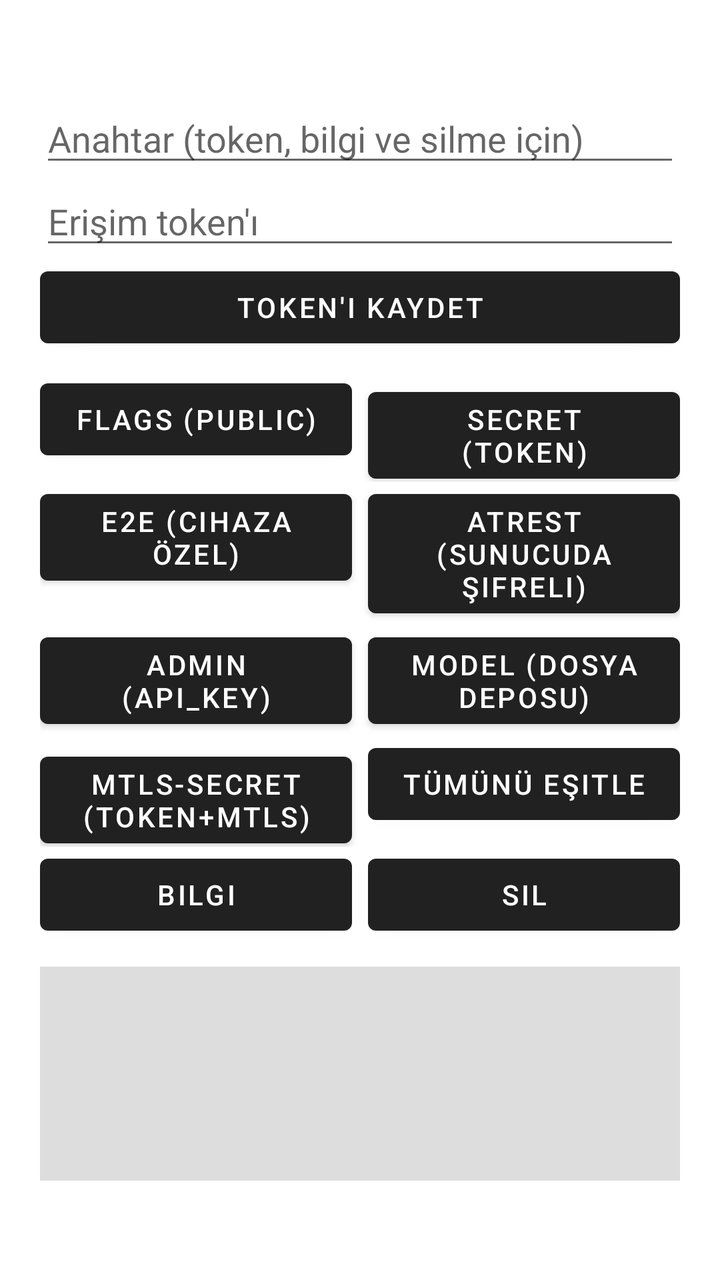
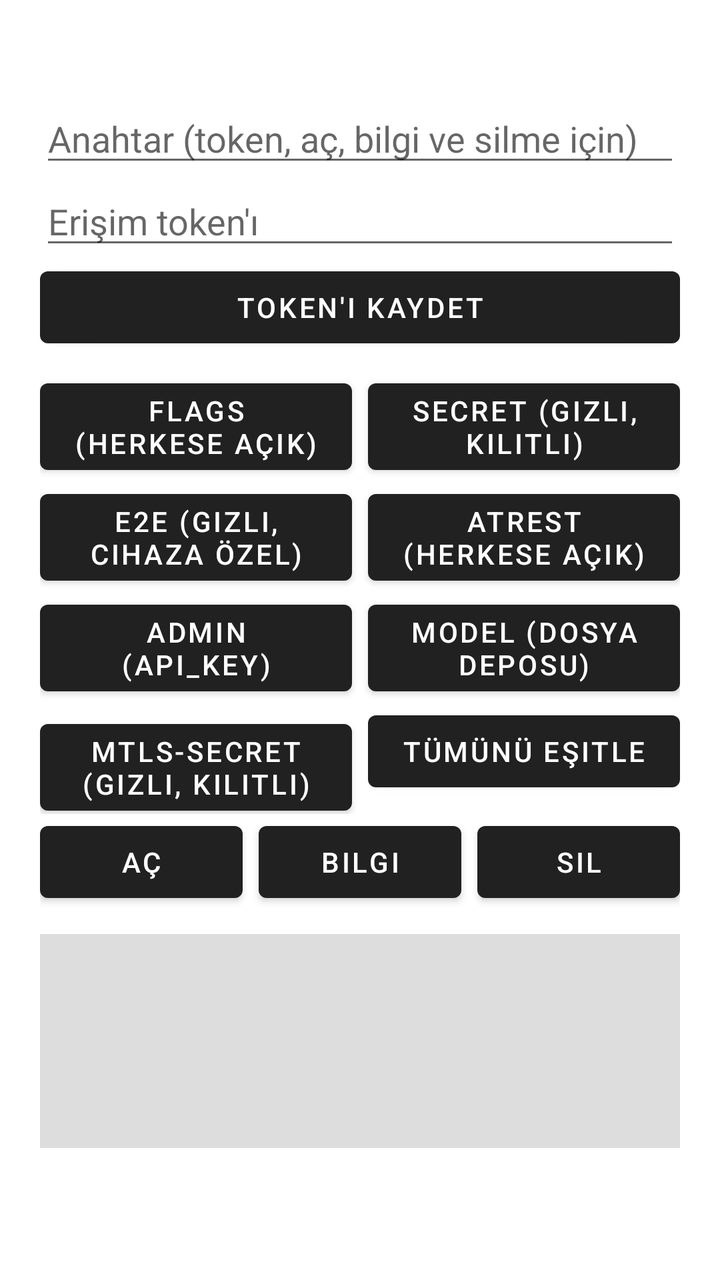

Compare the two renders of this Android layout. The source of the first and the diff that turns it into the second are given below.
<!-- AndroidManifest.xml: application theme Theme.SampleClient -->
<!-- res/layout/activity_vault.xml -->
<?xml version="1.0" encoding="utf-8"?>
<ScrollView xmlns:android="http://schemas.android.com/apk/res/android"
    android:layout_width="match_parent"
    android:layout_height="match_parent">

    <LinearLayout
        android:layout_width="match_parent"
        android:layout_height="wrap_content"
        android:orientation="vertical"
        android:padding="20dp">

        <TextView
            android:id="@+id/deviceIdView"
            android:layout_width="match_parent"
            android:layout_height="wrap_content"
            android:textSize="14sp"
            android:fontFamily="monospace"
            android:textIsSelectable="true"
            android:layout_marginBottom="8dp" />

        <EditText
            android:id="@+id/keyInput"
            android:layout_width="match_parent"
            android:layout_height="wrap_content"
            android:hint="@string/vault_key_hint"
            android:importantForAutofill="no"
            android:inputType="textNoSuggestions"
            android:imeOptions="actionDone"
            android:singleLine="true" />

        <EditText
            android:id="@+id/tokenInput"
            android:layout_width="match_parent"
            android:layout_height="wrap_content"
            android:hint="@string/vault_token_hint"
            android:importantForAutofill="no"
            android:inputType="textNoSuggestions|textPassword"
            android:imeOptions="actionDone"
            android:singleLine="true" />

        <Button
            android:id="@+id/saveTokenButton"
            android:layout_width="match_parent"
            android:layout_height="wrap_content"
            android:text="@string/vault_save_token"
            android:layout_marginBottom="8dp" />

        <LinearLayout
            android:layout_width="match_parent"
            android:layout_height="wrap_content"
            android:orientation="horizontal">

            <Button
                android:id="@+id/fetchFlagsButton"
                android:layout_width="0dp"
                android:layout_height="wrap_content"
                android:layout_weight="1"
                android:layout_marginEnd="4dp"
                android:text="@string/vault_fetch_flags" />

            <Button
                android:id="@+id/fetchSecretButton"
                android:layout_width="0dp"
                android:layout_height="wrap_content"
                android:layout_weight="1"
                android:layout_marginStart="4dp"
                android:text="@string/vault_fetch_secret" />
        </LinearLayout>

        <LinearLayout
            android:layout_width="match_parent"
            android:layout_height="wrap_content"
            android:orientation="horizontal">

            <Button
                android:id="@+id/fetchE2eButton"
                android:layout_width="0dp"
                android:layout_height="wrap_content"
                android:layout_weight="1"
                android:layout_marginEnd="4dp"
                android:text="@string/vault_fetch_e2e" />

            <Button
                android:id="@+id/fetchAtRestButton"
                android:layout_width="0dp"
                android:layout_height="wrap_content"
                android:layout_weight="1"
                android:layout_marginStart="4dp"
                android:text="@string/vault_fetch_atrest" />
        </LinearLayout>

        <LinearLayout
            android:layout_width="match_parent"
            android:layout_height="wrap_content"
            android:orientation="horizontal">

            <Button
                android:id="@+id/fetchAdminButton"
                android:layout_width="0dp"
                android:layout_height="wrap_content"
                android:layout_weight="1"
                android:layout_marginEnd="4dp"
                android:text="@string/vault_fetch_admin" />

            <Button
                android:id="@+id/fetchModelButton"
                android:layout_width="0dp"
                android:layout_height="wrap_content"
                android:layout_weight="1"
                android:layout_marginStart="4dp"
                android:text="@string/vault_fetch_model" />
        </LinearLayout>

        <LinearLayout
            android:layout_width="match_parent"
            android:layout_height="wrap_content"
            android:orientation="horizontal">

            <Button
                android:id="@+id/fetchMtlsSecretButton"
                android:layout_width="0dp"
                android:layout_height="wrap_content"
                android:layout_weight="1"
                android:layout_marginEnd="4dp"
                android:text="@string/vault_fetch_mtls_secret" />

            <Button
                android:id="@+id/syncAllButton"
                android:layout_width="0dp"
                android:layout_height="wrap_content"
                android:layout_weight="1"
                android:layout_marginStart="4dp"
                android:text="@string/vault_sync_all" />
        </LinearLayout>

        <LinearLayout
            android:layout_width="match_parent"
            android:layout_height="wrap_content"
            android:orientation="horizontal"
            android:layout_marginBottom="12dp">

            <Button
                android:id="@+id/infoButton"
                android:layout_width="0dp"
                android:layout_height="wrap_content"
                android:layout_weight="1"
                android:layout_marginEnd="4dp"
                android:text="@string/vault_info_button" />

            <Button
                android:id="@+id/clearButton"
                android:layout_width="0dp"
                android:layout_height="wrap_content"
                android:layout_weight="1"
                android:layout_marginStart="4dp"
                android:text="@string/vault_clear_button" />
        </LinearLayout>

        <TextView
            android:id="@+id/statusView"
            android:layout_width="match_parent"
            android:layout_height="wrap_content"
            android:textSize="13sp"
            android:padding="14dp"
            android:background="#22000000"
            android:textIsSelectable="true"
            android:minLines="5" />
    </LinearLayout>
</ScrollView>
<!-- resources referenced by this layout -->
<resources>
  <string name="vault_clear_button">Sil</string>
  <string name="vault_fetch_admin">admin (api_key)</string>
  <string name="vault_fetch_atrest">atrest (sunucuda şifreli)</string>
  <string name="vault_fetch_e2e">e2e (cihaza özel)</string>
  <string name="vault_fetch_flags">flags (public)</string>
  <string name="vault_fetch_model">model (dosya deposu)</string>
  <string name="vault_fetch_mtls_secret">mtls-secret (token+mTLS)</string>
  <string name="vault_fetch_secret">secret (token)</string>
  <string name="vault_info_button">Bilgi</string>
  <string name="vault_key_hint">Anahtar (token, bilgi ve silme için)</string>
  <string name="vault_save_token">Token\'ı kaydet</string>
  <string name="vault_sync_all">Tümünü eşitle</string>
  <string name="vault_token_hint">Erişim token\'ı</string>
  <style name="Theme.SampleClient" parent="Theme.MaterialComponents.DayNight.DarkActionBar" />
</resources>

<!-- the commit's change to res/layout/activity_vault.xml (unified diff, before → after) -->
@@ -20,6 +20,7 @@
 
         <EditText
             android:id="@+id/keyInput"
+            android:filterTouchesWhenObscured="true"
             android:layout_width="match_parent"
             android:layout_height="wrap_content"
             android:hint="@string/vault_key_hint"
@@ -30,6 +31,7 @@
 
         <EditText
             android:id="@+id/tokenInput"
+            android:filterTouchesWhenObscured="true"
             android:layout_width="match_parent"
             android:layout_height="wrap_content"
             android:hint="@string/vault_token_hint"
@@ -40,6 +42,7 @@
 
         <Button
             android:id="@+id/saveTokenButton"
+            android:filterTouchesWhenObscured="true"
             android:layout_width="match_parent"
             android:layout_height="wrap_content"
             android:text="@string/vault_save_token"
@@ -139,16 +142,28 @@
             android:orientation="horizontal"
             android:layout_marginBottom="12dp">
 
+            
+            <Button
+                android:id="@+id/unlockButton"
+                android:filterTouchesWhenObscured="true"
+                android:layout_width="0dp"
+                android:layout_height="wrap_content"
+                android:layout_weight="1"
+                android:layout_marginEnd="4dp"
+                android:text="@string/vault_unlock_button" />
+
             <Button
                 android:id="@+id/infoButton"
                 android:layout_width="0dp"
                 android:layout_height="wrap_content"
                 android:layout_weight="1"
+                android:layout_marginStart="4dp"
                 android:layout_marginEnd="4dp"
                 android:text="@string/vault_info_button" />
 
             <Button
                 android:id="@+id/clearButton"
+                android:filterTouchesWhenObscured="true"
                 android:layout_width="0dp"
                 android:layout_height="wrap_content"
                 android:layout_weight="1"
@@ -163,7 +178,7 @@
             android:textSize="13sp"
             android:padding="14dp"
             android:background="#22000000"
-            android:textIsSelectable="true"
+            android:textIsSelectable="false"
             android:minLines="5" />
     </LinearLayout>
 </ScrollView>
<!-- resource entries referenced after the edit -->
@@ -2,17 +2,18 @@
 <resources>
   <string name="vault_clear_button">Sil</string>
   <string name="vault_fetch_admin">admin (api_key)</string>
-  <string name="vault_fetch_atrest">atrest (sunucuda şifreli)</string>
-  <string name="vault_fetch_e2e">e2e (cihaza özel)</string>
-  <string name="vault_fetch_flags">flags (public)</string>
+  <string name="vault_fetch_atrest">atrest (herkese açık)</string>
+  <string name="vault_fetch_e2e">e2e (gizli, cihaza özel)</string>
+  <string name="vault_fetch_flags">flags (herkese açık)</string>
   <string name="vault_fetch_model">model (dosya deposu)</string>
-  <string name="vault_fetch_mtls_secret">mtls-secret (token+mTLS)</string>
-  <string name="vault_fetch_secret">secret (token)</string>
+  <string name="vault_fetch_mtls_secret">mtls-secret (gizli, kilitli)</string>
+  <string name="vault_fetch_secret">secret (gizli, kilitli)</string>
   <string name="vault_info_button">Bilgi</string>
-  <string name="vault_key_hint">Anahtar (token, bilgi ve silme için)</string>
+  <string name="vault_key_hint">Anahtar (token, aç, bilgi ve silme için)</string>
   <string name="vault_save_token">Token\'ı kaydet</string>
   <string name="vault_sync_all">Tümünü eşitle</string>
   <string name="vault_token_hint">Erişim token\'ı</string>
+  <string name="vault_unlock_button">Aç</string>
   <style name="Theme.SampleClient" parent="Theme.MaterialComponents.DayNight.DarkActionBar" />
 </resources>
 
